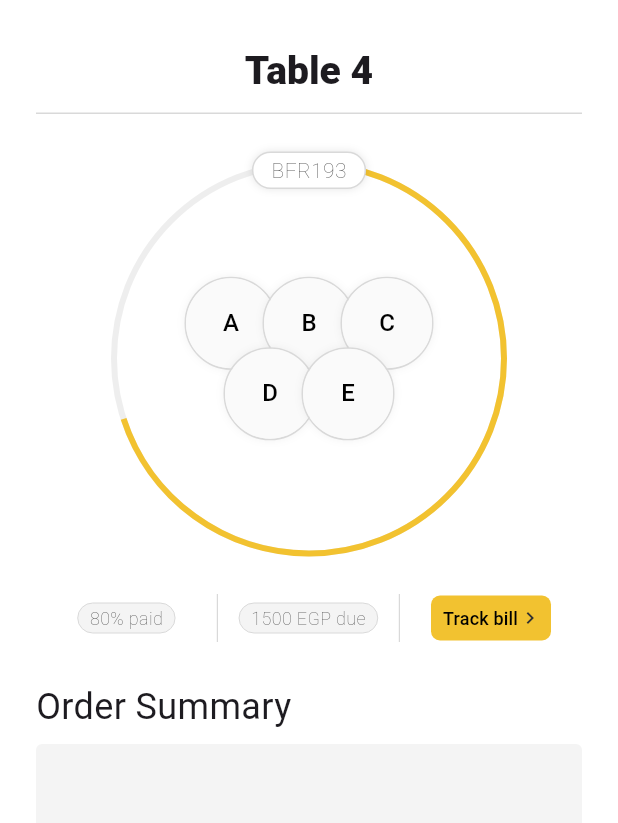
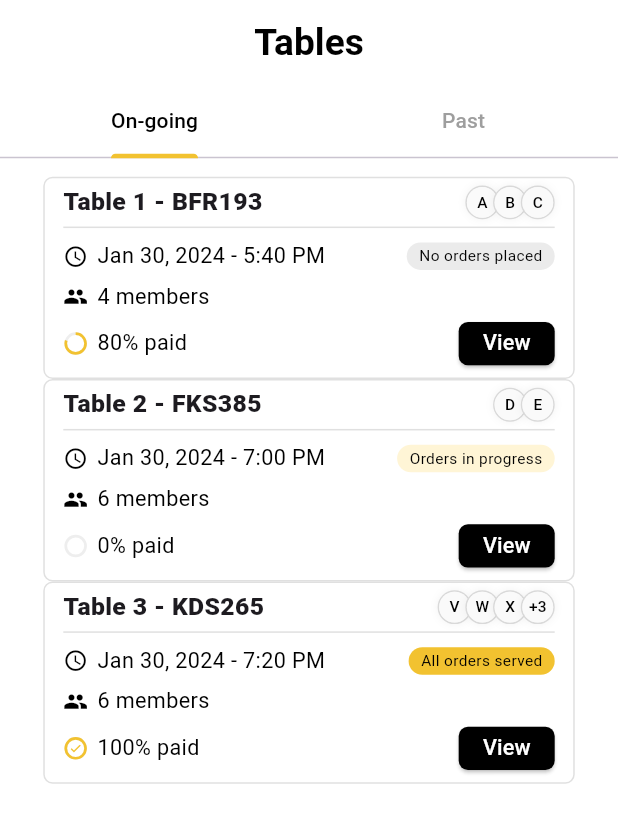
Before and after one commit to ahmedlabib02/Los-pollos, a Flutter app: the screen it shows once a user with an empty profile is signed in, on a phone screen of 412 x 824 dp. Shown: the top 823 px of the screen. Run offline on Flutter 3.47's test engine with Material 3 defaults, Android fonts, the phone set to English and light mode, and no system bars; our stand-ins replace cloud_firestore, dropdown_button2, firebase_auth, firebase_core, firebase_messaging, firebase_storage and 4 more; missing offline and left inert: flutter_stripe; accounts and stored records are empty; Roboto replaces fonts that are missing (Mada).

Commit message:
view tables screen almost done

```diff
--- /dev/null
+++ b/lib/screens/Manager/view_tables_screen.dart
@@ -0,0 +1,294 @@
+import 'package:flutter/material.dart';
+import 'package:los_pollos_hermanos/shared/BlobRow.dart';
+import 'package:los_pollos_hermanos/shared/PaymentProgressIndicator.dart';
+import 'package:los_pollos_hermanos/shared/Styles.dart';
+
+void main() {
+  runApp(MaterialApp(
+    home: TablesScreen(),
+  ));
+}
+
+class TablesScreen extends StatelessWidget {
+  // double screenWidth,
+  //     String tableName,
+  //     String startTime,
+  //     int members,
+  //     double paidStatus,
+  //     String orderStatus,
+  //     List<String> initials
+
+  List<Map<String, dynamic>> tables = [
+    {
+      'tableNumber': 1,
+      'tableCode': 'BFR193',
+      'startTime': 'Jan 30, 2024 - 5:40 PM',
+      'members': 4,
+      'paidPercentage': 0.8,
+      'orderStatus': 'No orders placed',
+      'initials': ['A', 'B', 'C']
+    },
+    {
+      'tableNumber': 2,
+      'tableCode': 'FKS385',
+      'startTime': 'Jan 30, 2024 - 7:00 PM',
+      'members': 6,
+      'paidPercentage': 0,
+      'orderStatus': 'Orders in progress',
+      'initials': ['D', 'E']
+    },
+    {
+      'tableNumber': 3,
+      'tableCode': 'KDS265',
+      'startTime': 'Jan 30, 2024 - 7:20 PM',
+      'members': 6,
+      'paidPercentage': 1,
+      'orderStatus': 'All orders served',
+      'initials': ['V', 'W', 'X', 'Y', 'Z']
+    }
+  ];
+
+  @override
+  Widget build(BuildContext context) {
+    final screenWidth = MediaQuery.of(context).size.width;
+    final screenHeight = MediaQuery.of(context).size.height;
+
+    return DefaultTabController(
+      length: 2,
+      child: Scaffold(
+        appBar: AppBar(
+          backgroundColor: Colors.white,
+          elevation: 0,
+          title: Center(
+            child: Text(
+              'Tables',
+              style: TextStyle(
+                fontWeight: FontWeight.bold,
+                fontSize: screenWidth * 0.06,
+                color: Colors.black,
+              ),
+            ),
+          ),
+          bottom: PreferredSize(
+            preferredSize: Size.fromHeight(screenHeight * 0.06),
+            child: const TabBar(
+              indicatorColor: Color(0xFFF2C230),
+              labelColor: Colors.black,
+              unselectedLabelColor: Colors.grey,
+              tabs: [
+                Tab(text: 'On-going'),
+                Tab(text: 'Past'),
+              ],
+            ),
+          ),
+        ),
+        body: TabBarView(
+          children: [
+            // On-going Tab
+            ListView(
+              padding: EdgeInsets.all(screenWidth * 0.03),
+              children: tables.map((table) {
+                return tableCard(
+                  screenWidth,
+                  'Table ' +
+                      table['tableNumber'].toString() +
+                      ' - ' +
+                      table['tableCode'],
+                  table['startTime'],
+                  table['members'],
+                  table['paidPercentage'].toDouble(),
+                  table['orderStatus'],
+                  table['initials'],
+                );
+              }).toList(),
+            ),
+            // Past Tab
+            const Center(
+              child: Text('Past Tables'),
+            ),
+          ],
+        ),
+      ),
+    );
+  }
+
+  Widget tableCard(
+      double screenWidth,
+      String tableName,
+      String startTime,
+      int members,
+      double paidStatus,
+      String orderStatus,
+      List<String> initials) {
+    Map<String, Color> colorMap = {
+      'No orders placed': const Color.fromARGB(255, 235, 235, 235),
+      'Orders in progress': const Color(0xFFFFEBAE).withOpacity(0.5),
+      'All orders served': const Color(0xFFF2C230),
+    };
+    // Entire card
+    return Container(
+      margin: EdgeInsets.symmetric(horizontal: screenWidth * 0.04),
+      decoration: BoxDecoration(
+        color: Colors.white,
+        border: Border.all(color: Colors.grey.shade300),
+        borderRadius: BorderRadius.circular(screenWidth * 0.015),
+      ),
+      child: Column(
+        crossAxisAlignment: CrossAxisAlignment.start,
+        children: [
+          // Table Header with Bottom Divider
+          Container(
+            margin: EdgeInsets.symmetric(horizontal: screenWidth * 0.03),
+            child: Container(
+              decoration: BoxDecoration(
+                border: Border(
+                  bottom: BorderSide(
+                    color: Colors.grey.shade300,
+                    width: 1.0,
+                  ),
+                ),
+              ),
+              child: Padding(
+                padding: EdgeInsets.symmetric(vertical: screenWidth * 0.01),
+                child: Row(
+                  mainAxisAlignment: MainAxisAlignment.spaceBetween,
+                  crossAxisAlignment: CrossAxisAlignment.center,
+                  children: [
+                    Text(
+                      tableName,
+                      style: TextStyle(
+                        fontWeight: FontWeight.w900,
+                        fontSize: screenWidth * 0.04,
+                      ),
+                    ),
+                    BlobRow(initials, -screenWidth * 0.01, screenWidth * 0.025),
+                  ],
+                ),
+              ),
+            ),
+          ),
+          // Start Time, Members, and Status
+          Padding(
+            padding: EdgeInsets.symmetric(
+                horizontal: screenWidth * 0.03, vertical: screenWidth * 0.02),
+            child: Column(
+              crossAxisAlignment: CrossAxisAlignment.start,
+              children: [
+                // Start Time and Chip
+                Row(
+                  mainAxisAlignment: MainAxisAlignment.spaceBetween,
+                  children: [
+                    Row(
+                      children: [
+                        Container(
+                          // color: Colors.purple,
+                          height: screenWidth * 0.04,
+                          width: screenWidth * 0.04,
+                          child: const FittedBox(
+                            child: Icon(Icons.access_time, color: Colors.black),
+                          ),
+                        ),
+                        SizedBox(width: screenWidth * 0.015),
+                        Text(
+                          startTime,
+                          style: TextStyle(
+                              color: Colors.black,
+                              fontSize: screenWidth * 0.035),
+                        ),
+                      ],
+                    ),
+                    // Order Status
+                    Container(
+                      padding: EdgeInsets.symmetric(
+                          horizontal: screenWidth * 0.02,
+                          vertical: screenWidth * 0.004),
+                      decoration: BoxDecoration(
+                        color: colorMap[orderStatus],
+                        borderRadius: BorderRadius.circular(screenWidth * 0.03),
+                      ),
+                      child: Text(
+                        orderStatus,
+                        style: TextStyle(
+                            color: Colors.black, fontSize: screenWidth * 0.025),
+                      ),
+                    ),
+                  ],
+                ),
+                SizedBox(height: screenWidth * 0.015),
+                // Members Info
+                Row(
+                  children: [
+                    Container(
+                      // color: Colors.blue,
+                      height: screenWidth * 0.04,
+                      width: screenWidth * 0.04,
+                      child: const FittedBox(
+                        child: Icon(Icons.people, color: Colors.black),
+                      ),
+                    ),
+                    SizedBox(width: screenWidth * 0.015),
+                    Text(
+                      '$members members',
+                      style: TextStyle(
+                          color: Colors.black, fontSize: screenWidth * 0.035),
+                    ),
+                  ],
+                ),
+                SizedBox(height: screenWidth * 0.015),
+                // Paid Status and Button
+                Row(
+                  mainAxisAlignment: MainAxisAlignment.spaceBetween,
+                  children: [
+                    Row(
+                      children: [
+                        Container(
+                          padding: EdgeInsets.all(screenWidth * 0.004),
+                          height: screenWidth * 0.04,
+                          width: screenWidth * 0.04,
+                          child: FittedBox(
+                            child: PaymentProgressIndicator(
+                                screenWidth * 0.012, paidStatus),
+                          ),
+                        ),
+                        SizedBox(width: screenWidth * 0.015),
+                        Text(
+                          '${(paidStatus * 100).round()}% paid',
+                          style: TextStyle(
+                              color: Colors.black,
+                              fontSize: screenWidth * 0.035),
+                        ),
+                      ],
+                    ),
+                    // View Button
+                    ConstrainedBox(
+                      constraints: BoxConstraints(
+                        maxHeight: screenWidth * 0.07,
+                      ),
+                      child: ElevatedButton(
+                        onPressed: () {},
+                        style: ElevatedButton.styleFrom(
+                          backgroundColor: Colors.black,
+                          padding: EdgeInsets.zero,
+                          shape: RoundedRectangleBorder(
+                            borderRadius:
+                                BorderRadius.circular(screenWidth * 0.015),
+                          ),
+                        ),
+                        child: Text(
+                          'View',
+                          style: TextStyle(
+                              fontSize: screenWidth * 0.035,
+                              color: Colors.white),
+                        ),
+                      ),
+                    )
+                  ],
+                ),
+              ],
+            ),
+          )
+        ],
+      ),
+    );
+  }
+}
--- a/lib/screens/wrapper.dart
+++ b/lib/screens/wrapper.dart
@@ -5,6 +5,7 @@ import 'package:flutter/material.dart';
 import 'package:los_pollos_hermanos/models/customUser.dart';
 import 'package:los_pollos_hermanos/screens/Client/add_menu_item_screen.dart';
 import 'package:los_pollos_hermanos/screens/Client/table_screen.dart';
+import 'package:los_pollos_hermanos/screens/Manager/view_tables_screen.dart';
 import 'package:los_pollos_hermanos/screens/authenticate/authenticate.dart';
 import './Manager/home.dart';
 import 'package:provider/provider.dart';
@@ -22,7 +23,8 @@ class Wrapper extends StatelessWidget {
       if (user.role == 'client') {
         // return TestScreen();
         // return AddMenuItemScreen();
-        return TableScreen();
+        // return TableScreen();
+        return TablesScreen();
       } else {
         return const ManagerHome();
       }
--- /dev/null
+++ b/lib/shared/BlobRow.dart
@@ -0,0 +1,46 @@
+import 'package:flutter/material.dart';
+import 'package:los_pollos_hermanos/shared/Styles.dart';
+
+Widget BlobRow(List<String> initials, double spacing, double radius) {
+  // Limit the initials list to the first 3 items
+  List<String> displayedInitials = initials.take(3).toList();
+
+  // If there are more than 3 initials, calculate the extra count
+  int extraCount = initials.length - 3;
+
+  if (extraCount > 0) {
+    displayedInitials.add('+3');
+  }
+
+  return Wrap(
+    alignment: WrapAlignment.center,
+    spacing: spacing,
+    runSpacing: spacing,
+    children: displayedInitials.map((initial) {
+      return Container(
+        decoration: BoxDecoration(
+          shape: BoxShape.circle,
+          boxShadow: [
+            BoxShadow(
+              color: Colors.black.withOpacity(0.05),
+              offset: Offset(0.0, 0.0),
+              blurRadius: 4.0,
+            ),
+          ],
+          border: Border.all(
+              color: Styles
+                  .inputFieldBorderColor, // Set your desired border color here
+              width: 1.0), // Set your desired border width here
+        ),
+        child: CircleAvatar(
+          radius: radius,
+          backgroundColor: const Color.fromARGB(255, 250, 250, 250),
+          child: Text(
+            initial[0] == '+' ? initial : initial[0],
+            style: TextStyle(color: Colors.black, fontSize: radius),
+          ),
+        ),
+      );
+    }).toList(),
+  );
+}
--- /dev/null
+++ b/lib/shared/PaymentProgressIndicator.dart
@@ -0,0 +1,22 @@
+import 'package:flutter/material.dart';
+
+Widget PaymentProgressIndicator(double strokeWidth, double paidStatus) {
+  return Center(
+    child: Stack(
+      alignment: Alignment.center,
+      children: [
+        if (paidStatus == 1)
+          Icon(
+            Icons.check,
+            color: Color(0xFFF2C230),
+          ),
+        CircularProgressIndicator(
+          value: paidStatus,
+          strokeWidth: strokeWidth,
+          color: Color(0xFFF2C230),
+          backgroundColor: Colors.grey.shade200,
+        ),
+      ],
+    ),
+  );
+}
--- a/lib/shared/TableRing.dart
+++ b/lib/shared/TableRing.dart
@@ -96,14 +96,15 @@ class TableRing extends StatelessWidget {
         spacing: -15,
         runSpacing: -15,
         children: [
-          _buildBlobRow(topRow),
-          _buildBlobRow(bottomRow),
+          buildBlobRow(topRow, avatarRadius),
+          buildBlobRow(bottomRow, avatarRadius),
         ],
       ),
     );
   }
+}
 
-  Widget _buildBlobRow(List<String> initials) {
+Widget buildBlobRow(List<String> initials, double avatarRadius) {
   return Wrap(
     alignment: WrapAlignment.center,
     spacing: -10,
@@ -138,4 +139,3 @@ class TableRing extends StatelessWidget {
     }).toList(),
   );
 }
-}
```
Lines whose indentation alone changed are shown as unchanged.
